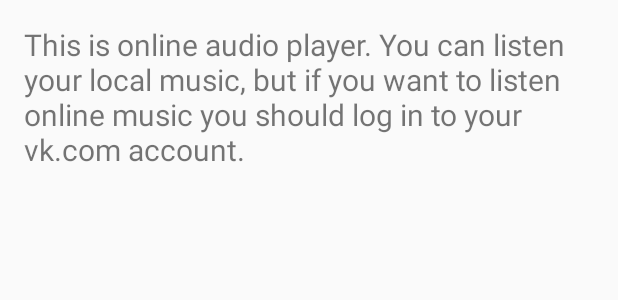
After one commit to KostyaBakay/KBMP, an Android app: the layout fragment_starting.xml on its own in the app's theme, with its tools: preview values and no code run, on a phone screen of 412 x 824 dp. The commit adds this screen. Shown: the top 300 px of the screen. Run offline under Robolectric (Android 15) with nearby library versions, the phone set to English and light mode, and no system bars.

Commit message:
Added starting fragment

```diff
--- a/app/src/main/java/com/kostyabakay/kbmp/fragment/BasicFirstItemViewPagerFragment.java
+++ b/app/src/main/java/com/kostyabakay/kbmp/fragment/BasicFirstItemViewPagerFragment.java
@@ -31,7 +31,7 @@ public class BasicFirstItemViewPagerFragment extends Fragment {
 
         if (AppData.selectedNavigationDrawerItem == 0) {
             // When this container fragment is created, we fill it with our first "real" fragment
-            ft.replace(R.id.fragment_basic_first_item_of_view_pager, new PlaylistFragment());
+            ft.replace(R.id.fragment_basic_first_item_of_view_pager, new StartingFragment());
             ft.commit();
         }
 
--- /dev/null
+++ b/app/src/main/res/layout/fragment_starting.xml
@@ -0,0 +1,14 @@
+<?xml version="1.0" encoding="utf-8"?>
+<LinearLayout xmlns:android="http://schemas.android.com/apk/res/android"
+    android:layout_width="match_parent"
+    android:layout_height="match_parent"
+    android:layout_margin="16dp"
+    android:orientation="vertical">
+
+    <TextView
+        android:layout_width="match_parent"
+        android:layout_height="match_parent"
+        android:text="@string/starting_fragment_message"
+        android:textSize="20sp" />
+
+</LinearLayout>
--- a/app/src/main/res/values/strings.xml
+++ b/app/src/main/res/values/strings.xml
@@ -3,6 +3,9 @@
     <string name="app_name_full">Kostya Bakay Media Player</string>
     <string name="developer_email">kostya.bakay@gmail.com</string>
     <integer name="com_vk_sdk_AppId">5366456</integer>
+
+    <string name="starting_fragment_message">This is online audio player. You can listen your local
+        music, but if you want to listen online music you should log in to your vk.com account.</string>
 
     <string name="artist_name">Artist name</string>
     <string name="song_name">Song name</string>
@@ -11,6 +14,7 @@
     <string name="navigation_drawer_open">Open navigation drawer</string>
     <string name="navigation_drawer_close">Close navigation drawer</string>
 
-    <string name="check_internet_connection">Please check your Internet connection!</string>
+    <string name="please_log_in_to_vk">Please log in to vk.com!</string>
+    <string name="please_check_internet_connection">Please check your Internet connection!</string>
     <string name="action_settings">Settings</string>
 </resources>
```
Also changed, not shown: app/src/main/java/com/kostyabakay/kbmp/activity/MainActivity.java (+4 -22 lines), app/src/main/java/com/kostyabakay/kbmp/fragment/PlaylistFragment.java (+23 -5 lines), app/src/main/java/com/kostyabakay/kbmp/fragment/StartingFragment.java (added, +29 -0 lines).
